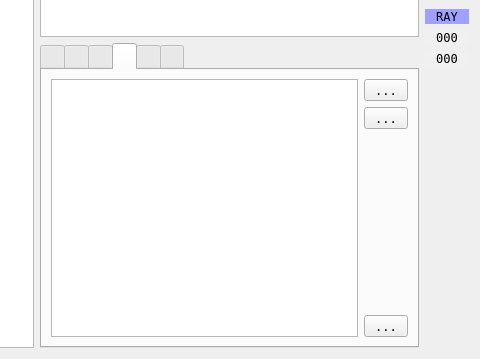
The window that ui/debuger.ui (samstyle/Xpeccy) describes before a commit, drawn with Qt 5; both pictures show x 488 to 968 and y 317 to 676 of the 968 by 676 pixel window.
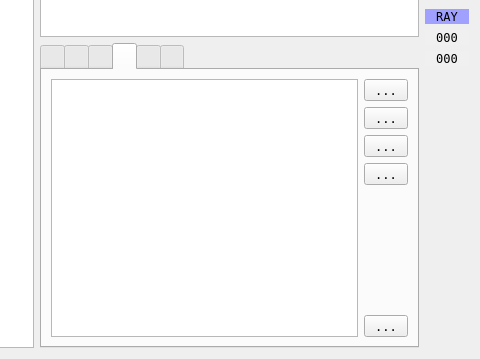
The same window after the commit. The open tabs and pages were chosen to show the change. Icons and pictures are not drawn. Custom widgets are drawn as their Qt base class.

Commit message: build 20180311 [+] Add open/save for breakpoints list

Patch:
```diff
--- a/ui/debuger.ui
+++ b/ui/debuger.ui
@@ -1751,6 +1751,28 @@
              </property>
             </widget>
            </item>
+           <item>
+            <widget class="QToolButton" name="tbBrkOpen">
+             <property name="text">
+              <string>...</string>
+             </property>
+             <property name="icon">
+              <iconset resource="../xpeccy.qrc">
+               <normaloff>:/images/fileopen.png</normaloff>:/images/fileopen.png</iconset>
+             </property>
+            </widget>
+           </item>
+           <item>
+            <widget class="QToolButton" name="tbBrkSave">
+             <property name="text">
+              <string>...</string>
+             </property>
+             <property name="icon">
+              <iconset resource="../xpeccy.qrc">
+               <normaloff>:/images/floppy.png</normaloff>:/images/floppy.png</iconset>
+             </property>
+            </widget>
+           </item>
            <item>
             <spacer name="verticalSpacer_2">
              <property name="orientation">
```
Left out of the diff: 2 changed lines with no effect on the pictures. The commit also changes 6 other files.
